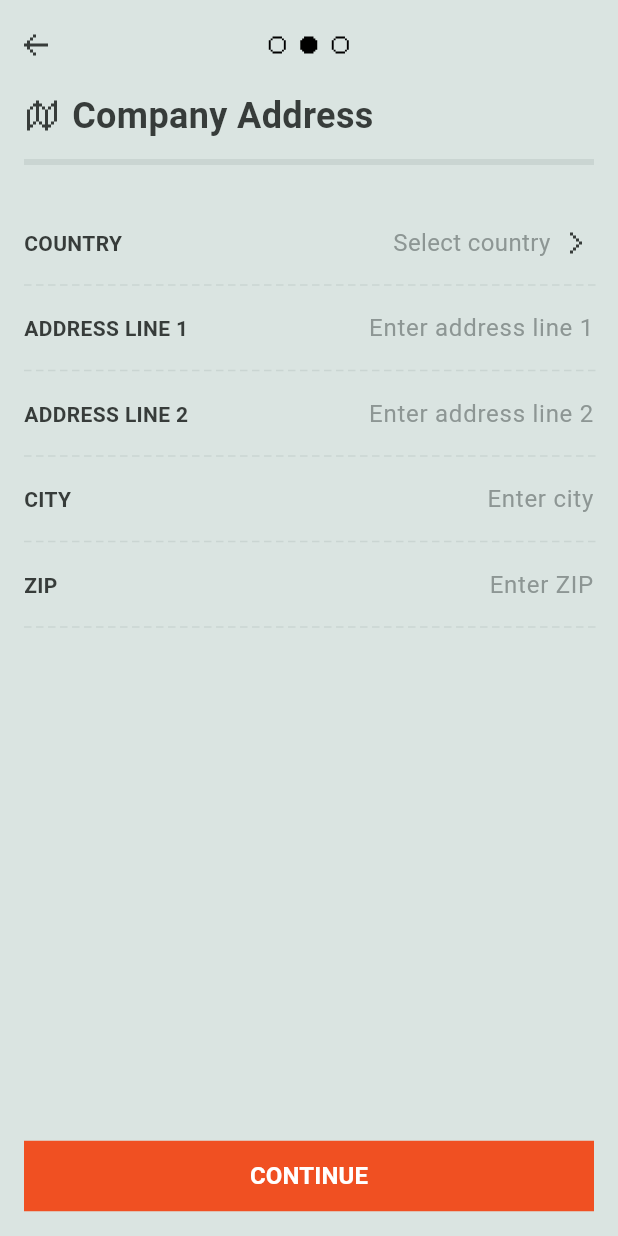
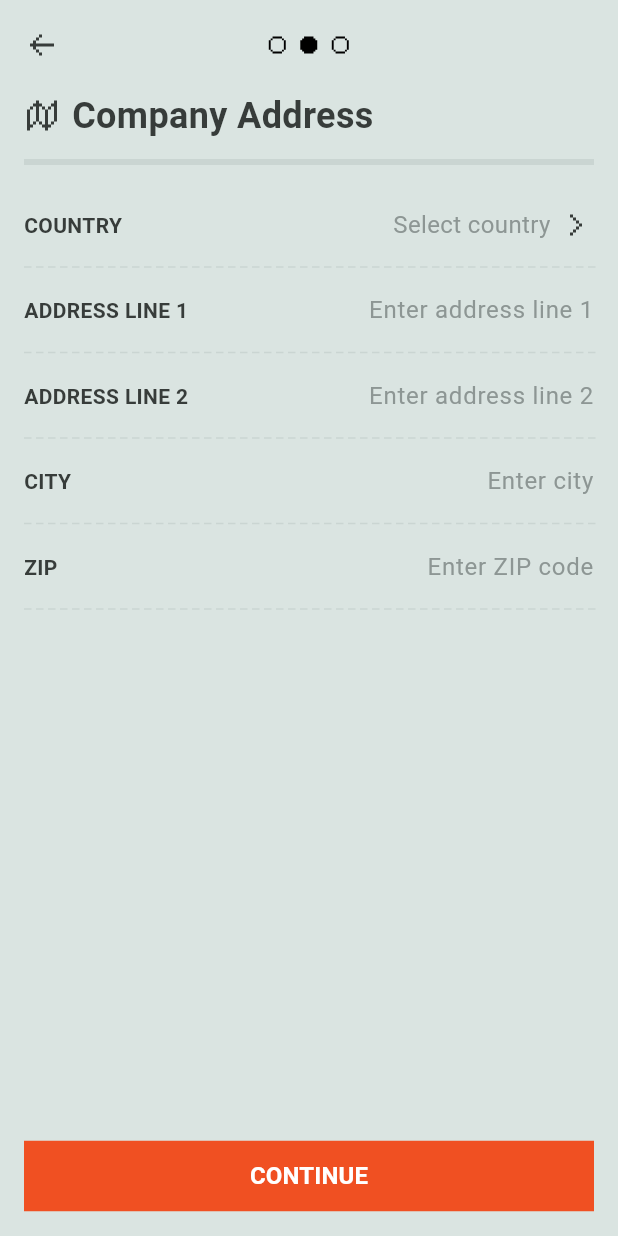
Before and after one commit to felixjoydev/invoiceGenerator, a Flutter app: the screen it shows after launch, after a tap on "CONTINUE", on a phone screen of 412 x 824 dp. Run offline on Flutter 3.47's test engine with Material 3 defaults, Android fonts, the phone set to English and light mode, and no system bars; our stand-ins replace flutter_riverpod, flutter_svg, supabase_flutter; accounts and stored records are empty; Roboto replaces fonts that are missing (Helvetica Now Display, Victor Mono).

Commit message:
Fix navigation issues and remove unused imports
- Fixed back button alignment in TopNavWithBack by using direct positioning
- Removed unused flutter_svg imports from onboarding screens
- Replaced IconButton with GestureDetector for more precise control
- Added clear comments explaining positioning calculations

```diff
--- a/lib/screens/onboarding/company_address_screen.dart
+++ b/lib/screens/onboarding/company_address_screen.dart
@@ -4,7 +4,6 @@
 import 'package:invoicegenerator/widgets/buttons/primary_button.dart';
 import 'package:invoicegenerator/theme/app_theme.dart';
 import 'package:invoicegenerator/widgets/utils/keyboard_dismiss_wrapper.dart';
-import 'package:flutter_svg/flutter_svg.dart';
 import 'package:invoicegenerator/widgets/navigation/top_nav.dart';
 import 'package:invoicegenerator/widgets/inputs/dropdown_input.dart';
 import 'package:invoicegenerator/widgets/inputs/text_input.dart';
@@ -25,8 +24,12 @@
   final TextEditingController _cityController = TextEditingController();
   final TextEditingController _zipController = TextEditingController();
 
-  // Validation state
+  // Selected country (default to US)
+  String _selectedCountry = 'US';
+
+  // Validation state and message
   bool _isZipValid = true;
+  String? _zipErrorMessage;
 
   @override
   void dispose() {
@@ -37,12 +40,77 @@
     super.dispose();
   }
 
-  // Validate ZIP code
+  // ZIP code validation patterns for different countries
+  final Map<String, Pattern> _zipPatterns = {
+    'US': r'^\d{5}(-\d{4})?$', // US: 12345 or 12345-6789
+    'UK':
+        r'^[A-Z]{1,2}[0-9][A-Z0-9]? ?[0-9][A-Z]{2}$', // UK: AA9A 9AA, A9A 9AA, A9 9AA, A99 9AA, AA9 9AA, AA99 9AA
+    'CA':
+        r'^[ABCEGHJ-NPRSTVXY]\d[ABCEGHJ-NPRSTV-Z] ?\d[ABCEGHJ-NPRSTV-Z]\d$', // Canada: A1A 1A1
+    'DE': r'^\d{5}$', // Germany: 12345
+    'FR': r'^\d{5}$', // France: 12345
+    'IT': r'^\d{5}$', // Italy: 12345
+    'AU': r'^\d{4}$', // Australia: 1234
+    'NL': r'^\d{4} ?[A-Z]{2}$', // Netherlands: 1234 AB
+    'ES': r'^\d{5}$', // Spain: 12345
+    'IN': r'^\d{6}$', // India: 123456
+    'CN': r'^\d{6}$', // China: 123456
+    'JP': r'^\d{3}-\d{4}$', // Japan: 123-4567
+    'BR': r'^\d{5}-?\d{3}$', // Brazil: 12345-678 or 12345678
+    'RU': r'^\d{6}$', // Russia: 123456
+  };
+
+  // Store ZIP value without showing error
+  void _handleZipChange(String value) {
+    // Only clear error message when typing if the new value is valid
+    if (_zipErrorMessage != null) {
+      _validateZip(value);
+    }
+  }
+
+  // Validate ZIP code based on country
   void _validateZip(String value) {
-    // Basic validation - can be enhanced based on selected country
     setState(() {
-      _isZipValid = value.isNotEmpty;
+      if (value.isEmpty) {
+        _isZipValid = true; // Empty ZIP is valid since it's optional
+        _zipErrorMessage = null;
+        return;
+      }
+
+      // Get the pattern for the selected country
+      final pattern = _zipPatterns[_selectedCountry] ?? _zipPatterns['US'];
+
+      if (pattern is String) {
+        final RegExp regex = RegExp(pattern);
+        final bool isValid = regex.hasMatch(value);
+        _isZipValid = isValid;
+        _zipErrorMessage =
+            isValid
+                ? null
+                : 'Invalid ZIP format for ${_getCountryName(_selectedCountry)}';
+      }
     });
+  }
+
+  // Get country name from code
+  String _getCountryName(String code) {
+    final Map<String, String> countryNames = {
+      'US': 'United States',
+      'UK': 'United Kingdom',
+      'CA': 'Canada',
+      'DE': 'Germany',
+      'FR': 'France',
+      'IT': 'Italy',
+      'AU': 'Australia',
+      'NL': 'Netherlands',
+      'ES': 'Spain',
+      'IN': 'India',
+      'CN': 'China',
+      'JP': 'Japan',
+      'BR': 'Brazil',
+      'RU': 'Russia',
+    };
+    return countryNames[code] ?? code;
   }
 
   @override
@@ -87,7 +155,7 @@
                         // Main Heading - Business Address with address icon
                         MainHeading.address(),
 
-                        const SizedBox(height: 24),
+                        const SizedBox(height: 12),
 
                         // Country Dropdown
                         GestureDetector(
@@ -149,12 +217,16 @@
                         // ZIP
                         GenericInputField(
                           label: 'ZIP',
-                          hintText: 'Enter ZIP',
+                          hintText: 'Enter ZIP code',
                           controller: _zipController,
-                          onChanged: (value) {
-                            _validateZip(value);
-                          },
-                          errorText: !_isZipValid ? 'Invalid ZIP' : null,
+                          onChanged: _handleZipChange,
+                          onBlur: () => _validateZip(_zipController.text),
+                          errorText: _zipErrorMessage,
+                          errorStyle: const TextStyle(
+                            color: Colors.red,
+                            fontSize: 12,
+                          ),
+                          errorAlignment: Alignment.centerRight,
                         ),
                       ],
                     ),
@@ -169,7 +241,10 @@
               child: PrimaryButton(
                 label: 'CONTINUE',
                 onPressed: () {
-                  // Validate inputs before proceeding
+                  // Validate ZIP only if it's not empty
+                  if (_zipController.text.isNotEmpty) {
+                    _validateZip(_zipController.text);
+
                     if (!_isZipValid) {
                       ScaffoldMessenger.of(context).showSnackBar(
                         const SnackBar(
@@ -178,6 +253,7 @@
                         ),
                       );
                       return;
+                    }
                   }
 
                   // Save and process address data
@@ -191,7 +267,7 @@
                   print('City: $city');
                   print('ZIP: $zip');
 
-                  // Navigate to contact details screen
+                  // Navigate to next screen
                   Navigator.of(context).push(
                     SlidePageRoute(
                       page: const CompanyContactScreen(),
@@ -207,38 +283,3 @@
     );
   }
 }
-
-/// TopNav with a back button, extends from the base TopNav design
-class TopNavWithBack extends StatelessWidget {
-  final VoidCallback onBackPressed;
-
-  const TopNavWithBack({Key? key, required this.onBackPressed})
-    : super(key: key);
-
-  @override
-  Widget build(BuildContext context) {
-    // Use the TopNav class as a base and add back button
-    return Stack(
-      children: [
-        const TopNav(),
-        Positioned(
-          left: 0,
-          top: 0,
-          bottom: 0,
-          child: IconButton(
-            icon: SvgPicture.asset(
-              'assets/icons/back.svg',
-              width: 24,
-              height: 24,
-              colorFilter: const ColorFilter.mode(
-                Color(0xFF373C3A),
-                BlendMode.srcIn,
-              ),
-            ),
-            onPressed: onBackPressed,
-          ),
-        ),
-      ],
-    );
-  }
-}
--- a/lib/widgets/navigation/top_nav.dart
+++ b/lib/widgets/navigation/top_nav.dart
@@ -1,14 +1,154 @@
 import 'package:flutter/material.dart';
+import 'package:flutter_svg/flutter_svg.dart';
 
-class TopNav extends StatelessWidget {
-  const TopNav({Key? key}) : super(key: key);
+/// Base container for navigation with consistent styling
+class NavContainer extends StatelessWidget {
+  final Widget child;
+
+  const NavContainer({super.key, required this.child});
 
   @override
   Widget build(BuildContext context) {
     return Container(
-      width: double.infinity, // This makes it stretch across the full width
+      width: double.infinity,
       height: 60,
-      color: const Color.fromRGBO(218, 228, 225, 1), // RGB: 0.855, 0.894, 0.882
+      color: const Color.fromRGBO(218, 228, 225, 1),
+      padding: const EdgeInsets.symmetric(horizontal: 16.0),
+      child: child,
     );
   }
 }
+
+/// Top navigation for the main app screens (after onboarding)
+class TopNav extends StatelessWidget {
+  final VoidCallback? onLogoPressed;
+  final VoidCallback? onSettingsPressed;
+
+  const TopNav({super.key, this.onLogoPressed, this.onSettingsPressed});
+
+  @override
+  Widget build(BuildContext context) {
+    return NavContainer(
+      child: Row(
+        mainAxisAlignment: MainAxisAlignment.spaceBetween,
+        children: [
+          // Logo on the left (clickable for theme change)
+          GestureDetector(
+            onTap: onLogoPressed,
+            child: SvgPicture.asset(
+              'assets/icons/logo.svg',
+              width: 32,
+              height: 32,
+              // No color filter to preserve original colors
+            ),
+          ),
+
+          // Settings icon on the right (clickable for settings)
+          GestureDetector(
+            onTap: onSettingsPressed,
+            child: SvgPicture.asset(
+              'assets/icons/settings.svg',
+              width: 24,
+              height: 24,
+              colorFilter: const ColorFilter.mode(
+                Color(0xFF373C3A),
+                BlendMode.srcIn,
+              ),
+            ),
+          ),
+        ],
+      ),
+    );
+  }
+}
+
+/// A specialized version for the first time home screen
+class HomeTopNav extends StatelessWidget {
+  final VoidCallback onThemeToggle;
+  final VoidCallback onSettingsPressed;
+
+  const HomeTopNav({
+    super.key,
+    required this.onThemeToggle,
+    required this.onSettingsPressed,
+  });
+
+  @override
+  Widget build(BuildContext context) {
+    return TopNav(
+      onLogoPressed: onThemeToggle,
+      onSettingsPressed: onSettingsPressed,
+    );
+  }
+}
+
+/// Navigation for onboarding screens with back button
+class OnboardingNav extends StatelessWidget {
+  final VoidCallback onBackPressed;
+
+  const OnboardingNav({super.key, required this.onBackPressed});
+
+  @override
+  Widget build(BuildContext context) {
+    return NavContainer(
+      child: Row(
+        mainAxisAlignment: MainAxisAlignment.start,
+        children: [
+          // Back button
+          IconButton(
+            icon: SvgPicture.asset(
+              'assets/icons/back.svg',
+              width: 24,
+              height: 24,
+              colorFilter: const ColorFilter.mode(
+                Color(0xFF373C3A),
+                BlendMode.srcIn,
+              ),
+            ),
+            onPressed: onBackPressed,
+            padding: EdgeInsets.zero,
+            constraints: const BoxConstraints(),
+          ),
+        ],
+      ),
+    );
+  }
+}
+
+/// TopNav with a back button that shows only the back button
+class TopNavWithBack extends StatelessWidget {
+  final VoidCallback onBackPressed;
+
+  const TopNavWithBack({super.key, required this.onBackPressed});
+
+  @override
+  Widget build(BuildContext context) {
+    return Stack(
+      children: [
+        // Background container
+        Container(
+          width: double.infinity,
+          height: 60,
+          color: const Color.fromRGBO(218, 228, 225, 1),
+        ),
+        // Back button - using GestureDetector instead of IconButton to eliminate any implicit padding
+        Positioned(
+          left: 16,
+          top: 18, // Centered vertically (60 height - 24 icon height)/2 = 18
+          child: GestureDetector(
+            onTap: onBackPressed,
+            child: SvgPicture.asset(
+              'assets/icons/back.svg',
+              width: 24,
+              height: 24,
+              colorFilter: const ColorFilter.mode(
+                Color(0xFF373C3A),
+                BlendMode.srcIn,
+              ),
+            ),
+          ),
+        ),
+      ],
+    );
+  }
+}
```
Also changed, not shown: lib/screens/onboarding/company_contact_screen.dart (+54 -59 lines). Lines whose indentation alone changed are shown as unchanged.
